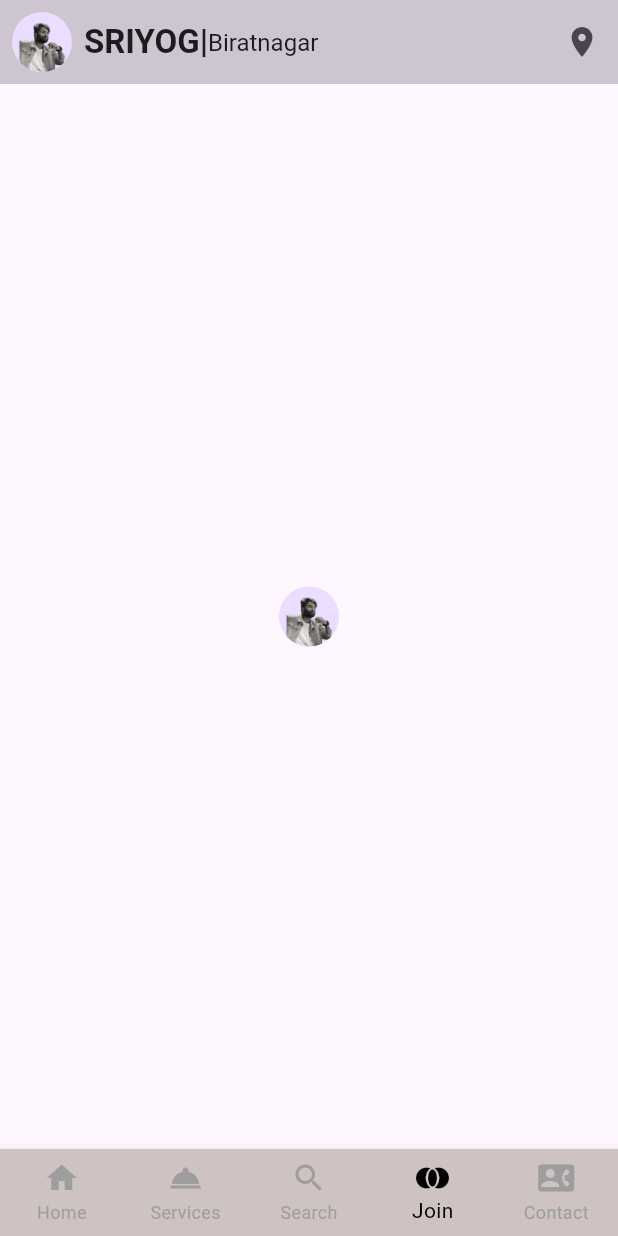
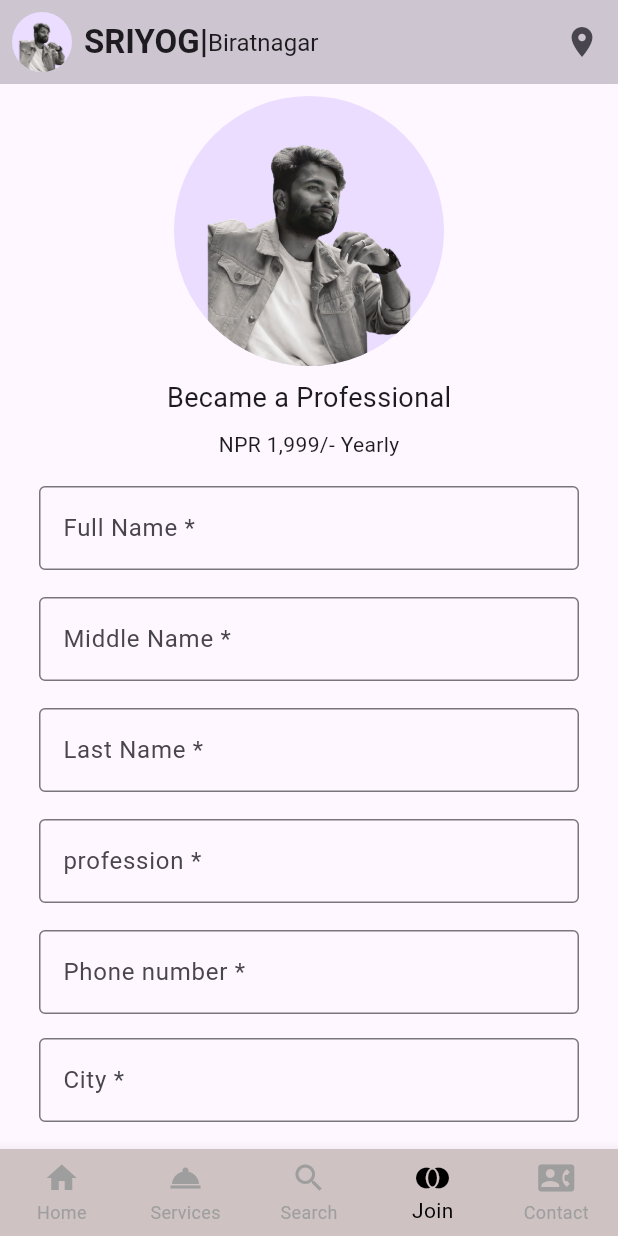
Before and after one commit to Indeshsingh/sriyog, a Flutter app: the screen it shows after launch, item 4 of the bottom bar chosen, on a phone screen of 412 x 824 dp. Run offline on Flutter 3.47's test engine with Material 3 defaults, Android fonts, the phone set to English and light mode, and no system bars.

Commit message:
added inputfields and decoration border

```diff
--- a/lib/screens/join_screen.dart
+++ b/lib/screens/join_screen.dart
@@ -1,4 +1,5 @@
 import 'package:flutter/material.dart';
+import 'package:flutter/widgets.dart';
 
 class JoinScreen extends StatelessWidget {
   const JoinScreen({super.key});
@@ -7,8 +8,97 @@ class JoinScreen extends StatelessWidget {
   Widget build(BuildContext context) {
     return const Scaffold(
       body: Center(
-        child: CircleAvatar(
-          backgroundImage: AssetImage('assets/logo.png'),
+        child: Padding(
+          padding: EdgeInsets.only(left: 18.0, right: 18.0),
+          child: Column(
+            children: [
+              Padding(
+                padding: EdgeInsets.all(8.0),
+                child: CircleAvatar(
+                  backgroundImage: AssetImage('assets/logo.png'),
+                  radius: 90,
+                ),
+              ),
+              Text(
+                'Became a Professional',
+                style: TextStyle(fontSize: 18),
+              ),
+              SizedBox(
+                height: 8,
+              ),
+              Text('NPR 1,999/- Yearly'),
+              SizedBox(
+                height: 10,
+              ),
+              Padding(
+                padding: EdgeInsets.all(8.0),
+                child: TextField(
+                  decoration: InputDecoration(
+                    labelText: 'Full Name *',
+                    border: OutlineInputBorder(),
+                  ),
+                ),
+              ),
+              SizedBox(
+                height: 2,
+              ),
+              Padding(
+                padding: EdgeInsets.all(8.0),
+                child: TextField(
+                  decoration: InputDecoration(
+                    labelText: 'Middle Name *',
+                    focusColor: Colors.red,
+                    border: OutlineInputBorder(),
+                  ),
+                ),
+              ),
+              SizedBox(
+                height: 2,
+              ),
+              Padding(
+                padding: EdgeInsets.all(8.0),
+                child: TextField(
+                  decoration: InputDecoration(
+                    labelText: 'Last Name *',
+                    border: OutlineInputBorder(),
+                  ),
+                ),
+              ),
+              SizedBox(
+                height: 2,
+              ),
+              Padding(
+                padding: EdgeInsets.all(8.0),
+                child: TextField(
+                  decoration: InputDecoration(
+                    labelText: 'profession *',
+                    border: OutlineInputBorder(),
+                  ),
+                ),
+              ),
+              SizedBox(
+                height: 2,
+              ),
+              Padding(
+                padding: EdgeInsets.all(8.0),
+                child: TextField(
+                  decoration: InputDecoration(
+                    labelText: 'Phone number *',
+                    border: OutlineInputBorder(),
+                  ),
+                ),
+              ),
+              Padding(
+                padding: EdgeInsets.all(8.0),
+                child: TextField(
+                  decoration: InputDecoration(
+                    labelText: 'City *',
+                    border: OutlineInputBorder(),
+                  ),
+                ),
+              )
+            ],
+          ),
         ),
       ),
     );
```
